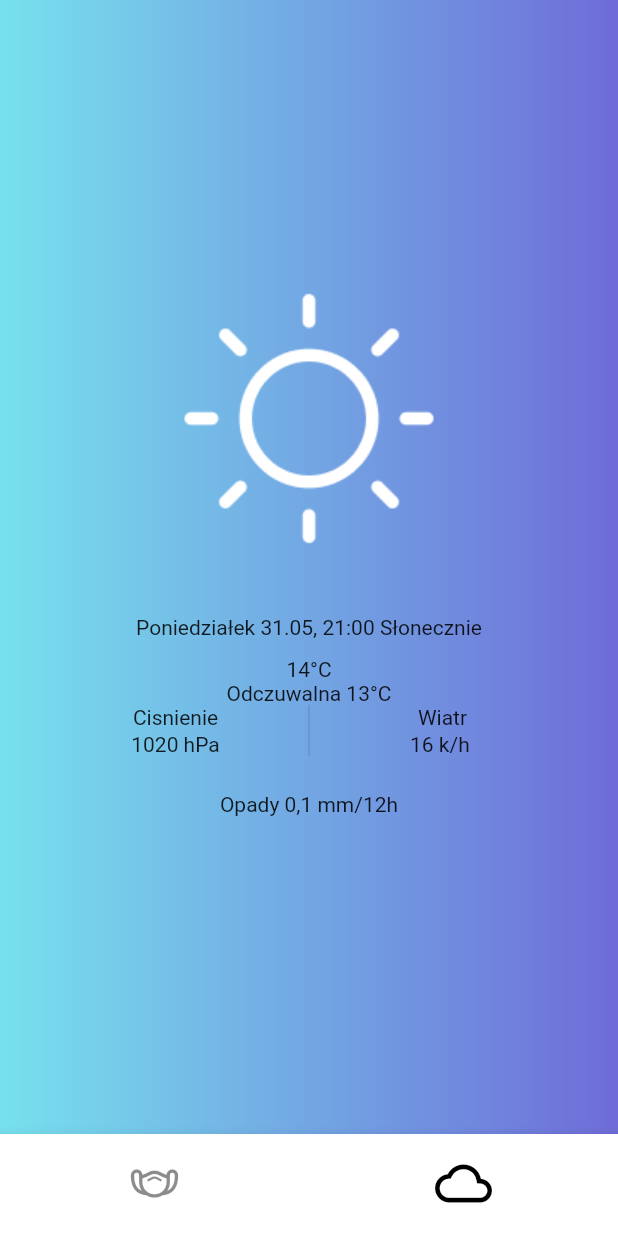
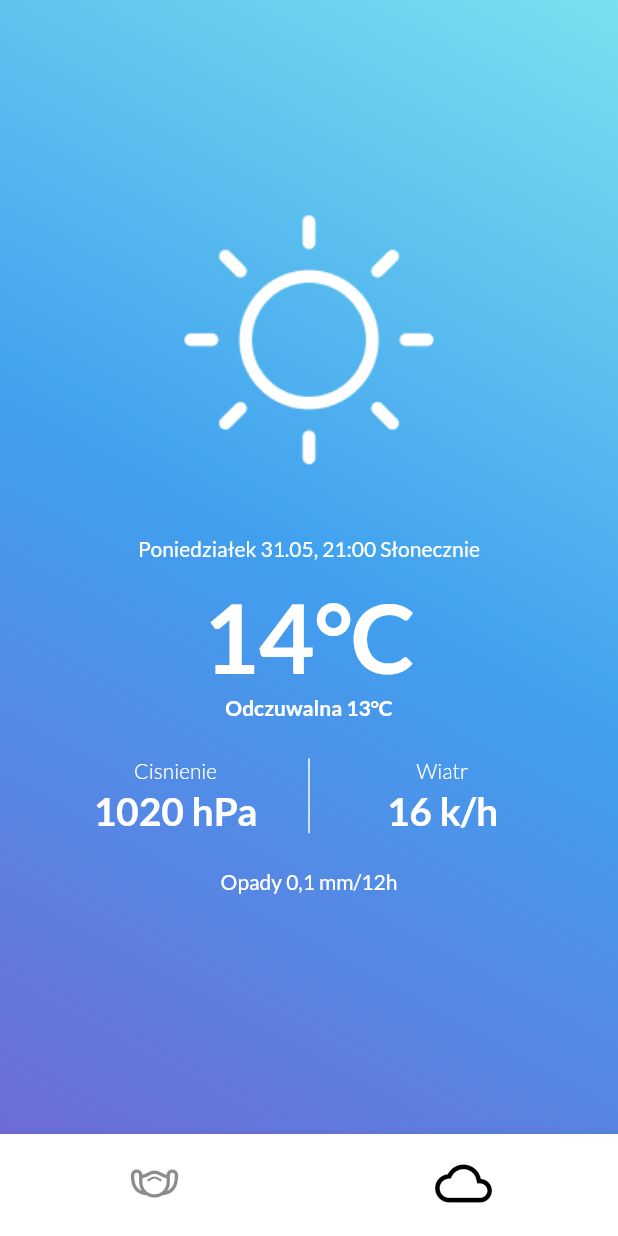
Before and after one commit to DuoBelt/clean_air, a Flutter app: the screen it shows after launch, on a phone screen of 412 x 824 dp. Run offline on Flutter 3.47's test engine with Material 2 defaults, Android fonts, the phone set to English and light mode, and no system bars; our stand-ins replace google_fonts.

Commit message:
8.2. Stylowanie ekranu pogody

```diff
--- a/lib/WeatherScreen.dart
+++ b/lib/WeatherScreen.dart
@@ -13,16 +13,18 @@ class _WeatherScreenState extends State<WeatherScreen> {
   @override
   Widget build(BuildContext context) {
     return Scaffold(
-      body: Stack(
-          fit: StackFit.expand,
-          children: <Widget>[
+      body: Stack(fit: StackFit.expand, children: <Widget>[
         Container(
           decoration: BoxDecoration(
               color: new Color(0xffffffff),
               gradient: LinearGradient(
-                      begin: Alignment.centerRight,
-                      end: Alignment.centerLeft,
-                      colors: [new Color(0xfff6e6cd8), new Color(0xff77e1ee)])),
+                  begin: Alignment.bottomLeft,
+                  end: Alignment.topRight,
+                  colors: [
+                    new Color(0xff6E6CD8),
+                    new Color(0xff40A0EF),
+                    new Color(0xff77E1EE),
+                  ])),
         ),
         Align(
             alignment: FractionalOffset.center,
@@ -30,15 +32,37 @@ class _WeatherScreenState extends State<WeatherScreen> {
               mainAxisAlignment: MainAxisAlignment.center,
               children: <Widget>[
                 Padding(padding: EdgeInsets.only(top: 45.0)),
-
                 Image(
                   image: AssetImage('icons/weather-sunny.png'),
                 ),
                 Padding(padding: EdgeInsets.only(top: 41.0)),
-                    Text("Poniedziałek 31.05, 21:00 Słonecznie"),
+                Text("Poniedziałek 31.05, 21:00 Słonecznie",
+                  textAlign: TextAlign.center,
+                  style: GoogleFonts.lato(
+                      textStyle: TextStyle(
+                          fontSize: 14.0,
+                          height: 1.2,
+                          color: Colors.white,
+                          fontWeight: FontWeight.w400)),
+                ),
                 Padding(padding: EdgeInsets.only(top: 12.0)),
-                    Text("14°C"),
-                    Text("Odczuwalna 13°C"),
+                Text("14°C",
+                  textAlign: TextAlign.center,
+                  style: GoogleFonts.lato(
+                      textStyle: TextStyle(
+                          fontSize: 64.0,
+                          height: 1.2,
+                          color: Colors.white,
+                          fontWeight: FontWeight.w700)),),
+                Text("Odczuwalna 13°C",
+                  textAlign: TextAlign.center,
+                  style: GoogleFonts.lato(
+                      textStyle: TextStyle(
+                          fontSize: 14.0,
+                          height: 1.2,
+                          color: Colors.white,
+                          fontWeight: FontWeight.w700)),),
+                Padding(padding: EdgeInsets.only(top: 25.0)),
                 IntrinsicHeight(
                     child: Row(
                   mainAxisAlignment: MainAxisAlignment.center,
@@ -48,14 +72,29 @@ class _WeatherScreenState extends State<WeatherScreen> {
                       child: Column(
                         mainAxisAlignment: MainAxisAlignment.end,
                         children: [
-                                  Text("Cisnienie"),
+                          Text("Cisnienie",
+                            textAlign: TextAlign.center,
+                            style: GoogleFonts.lato(
+                                textStyle: TextStyle(
+                                    fontSize: 14.0,
+                                    height: 1.2,
+                                    color: Colors.white,
+                                    fontWeight: FontWeight.w300)),),
                           Padding(padding: EdgeInsets.only(top: 2.0)),
-                                  Text("1020 hPa")
+                          Text("1020 hPa",
+                            textAlign: TextAlign.center,
+                            style: GoogleFonts.lato(
+                                textStyle: TextStyle(
+                                    fontSize: 26.0,
+                                    height: 1.2,
+                                    color: Colors.white,
+                                    fontWeight: FontWeight.w700)),)
                         ],
                       ),
                     ),
                     VerticalDivider(
                       width: 48,
+                      color: Colors.white,
                       thickness: 1,
                     ),
                     Container(
@@ -63,17 +102,37 @@ class _WeatherScreenState extends State<WeatherScreen> {
                       child: Column(
                         mainAxisAlignment: MainAxisAlignment.start,
                         children: [
-                                  Text("Wiatr"),
+                          Text("Wiatr",
+                            textAlign: TextAlign.center,
+                            style: GoogleFonts.lato(
+                                textStyle: TextStyle(
+                                    fontSize: 14.0,
+                                    height: 1.2,
+                                    color: Colors.white,
+                                    fontWeight: FontWeight.w300)),),
                           Padding(padding: EdgeInsets.only(top: 2.0)),
-                                  Text("16 k/h ")
+                          Text("16 k/h ",
+                            textAlign: TextAlign.center,
+                            style: GoogleFonts.lato(
+                                textStyle: TextStyle(
+                                    fontSize: 26.0,
+                                    height: 1.2,
+                                    color: Colors.white,
+                                    fontWeight: FontWeight.w700)),)
                         ],
                       ),
                     ),
                   ],
-                        )
-                    ),
+                )),
                 Padding(padding: EdgeInsets.only(top: 24.0)),
-                    Text("Opady 0,1 mm/12h"),
+                Text("Opady 0,1 mm/12h",
+                  textAlign: TextAlign.center,
+                  style: GoogleFonts.lato(
+                      textStyle: TextStyle(
+                          fontSize: 14.0,
+                          height: 1.2,
+                          color: Colors.white,
+                          fontWeight: FontWeight.w400)),),
                 Padding(padding: EdgeInsets.only(top: 68.0)),
               ],
             )),
```
Lines whose indentation alone changed are shown as unchanged.
